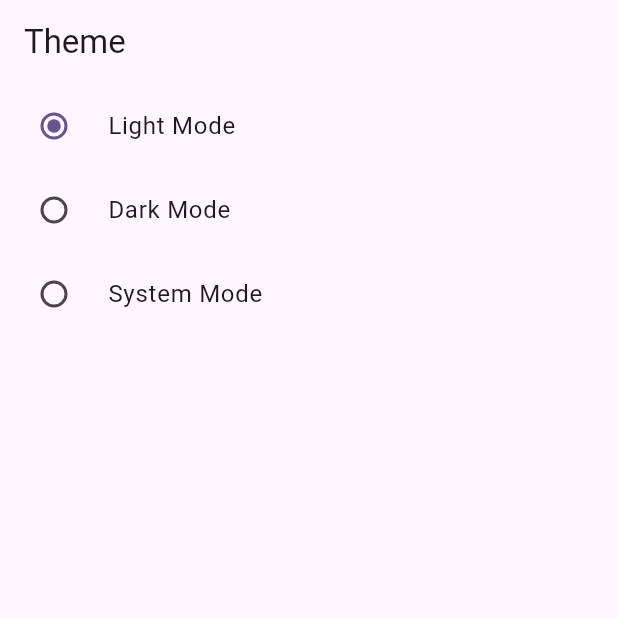
After one commit to sumitpant190/learning_provider, a Flutter app: the screen it shows after launch, after a tap on "Light Mode", on a phone screen of 412 x 824 dp, the top half of it. The commit adds this screen. Run offline on Flutter 3.47's test engine with Material 2 defaults, Android fonts, the phone set to English and light mode, and no system bars.

Commit message:
Theme Completed

```diff
--- a/lib/main.dart
+++ b/lib/main.dart
@@ -2,7 +2,9 @@ import 'package:flutter/material.dart';
 import 'package:learning_provider/provider/count_provider.dart';
 import 'package:learning_provider/provider/example_one_provider.dart';
 import 'package:learning_provider/provider/favourite_provider.dart';
+import 'package:learning_provider/provider/theme_changer_provider.dart';
 import 'package:learning_provider/screens/count_examples.dart';
+import 'package:learning_provider/screens/dark_theme.dart';
 import 'package:learning_provider/screens/example_one.dart';
 import 'package:learning_provider/screens/favourite/favourite_screen.dart';
 import 'package:provider/provider.dart';
@@ -14,9 +16,9 @@ void main() {
 class MyApp extends StatelessWidget {
   const MyApp({super.key});
 
-  // This widget is the root of your application.
   @override
   Widget build(BuildContext context) {
+    //final themeChanger = Provider.of<ThemeChanger>(context);
     return MultiProvider(
         providers: [
           ChangeNotifierProvider(
@@ -28,14 +30,24 @@ class MyApp extends StatelessWidget {
           ChangeNotifierProvider(
             create: (_) => FavouriteProvider(),
           ),
+          ChangeNotifierProvider(
+            create: (_) => ThemeChanger(),
+          ),
         ],
-        child: MaterialApp(
-          title: 'Flutter Demo',
-          theme: ThemeData(
-            colorScheme: ColorScheme.fromSeed(seedColor: Colors.deepPurple),
-            useMaterial3: true,
-          ),
-          home: FavouriteScreen(),
-        ));
+        child: Builder(builder: (context) {
+          final themeChanger = Provider.of<ThemeChanger>(context);
+
+          return MaterialApp(
+            title: 'Flutter Demo',
+            themeMode: themeChanger.themeMode,
+            theme: ThemeData(
+              brightness: Brightness.light,
+              colorScheme: ColorScheme.fromSeed(seedColor: Colors.deepPurple),
+              useMaterial3: true,
+            ),
+            darkTheme: ThemeData(brightness: Brightness.dark),
+            home: DarkTheme(),
+          );
+        }));
   }
 }
--- /dev/null
+++ b/lib/provider/theme_changer_provider.dart
@@ -0,0 +1,12 @@
+import 'package:flutter/foundation.dart';
+import 'package:flutter/material.dart';
+
+class ThemeChanger with ChangeNotifier {
+  var _themeMode = ThemeMode.light;
+  ThemeMode get themeMode => _themeMode;
+
+  void setTheme(themeMode) {
+    _themeMode = themeMode;
+    notifyListeners();
+  }
+}
--- /dev/null
+++ b/lib/screens/dark_theme.dart
@@ -0,0 +1,39 @@
+import 'package:flutter/material.dart';
+import 'package:learning_provider/provider/theme_changer_provider.dart';
+import 'package:provider/provider.dart';
+
+class DarkTheme extends StatefulWidget {
+  const DarkTheme({super.key});
+
+  @override
+  State<DarkTheme> createState() => _DarkThemeState();
+}
+
+class _DarkThemeState extends State<DarkTheme> {
+  @override
+  Widget build(BuildContext context) {
+    final themeChanger = Provider.of<ThemeChanger>(context);
+    return Scaffold(
+      appBar: AppBar(
+        title: Text('Theme'),
+      ),
+      body: Column(children: [
+        RadioListTile<ThemeMode>(
+            title: Text('Light Mode'),
+            value: ThemeMode.light,
+            groupValue: themeChanger.themeMode,
+            onChanged: themeChanger.setTheme),
+        RadioListTile<ThemeMode>(
+            title: Text('Dark Mode'),
+            value: ThemeMode.dark,
+            groupValue: themeChanger.themeMode,
+            onChanged: themeChanger.setTheme),
+        RadioListTile<ThemeMode>(
+            title: Text('System Mode'),
+            value: ThemeMode.system,
+            groupValue: themeChanger.themeMode,
+            onChanged: themeChanger.setTheme),
+      ]),
+    );
+  }
+}
```
